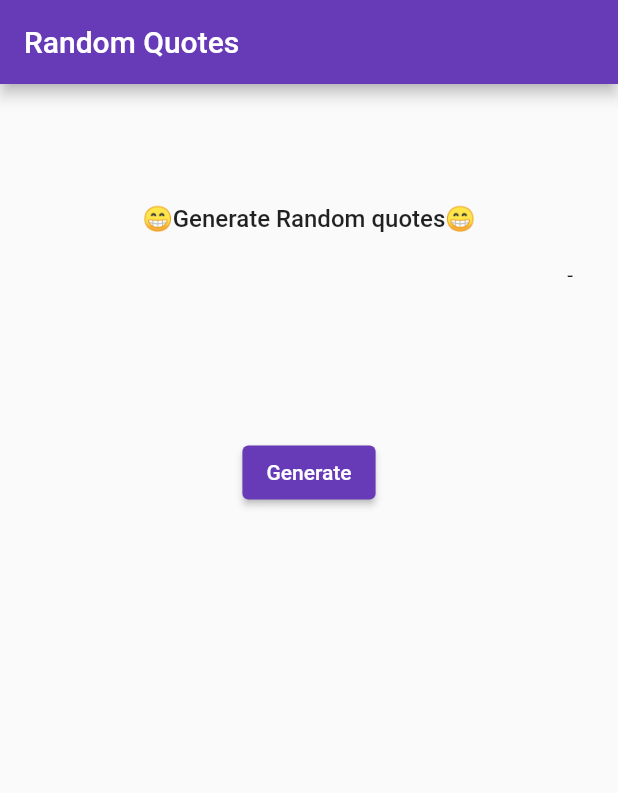
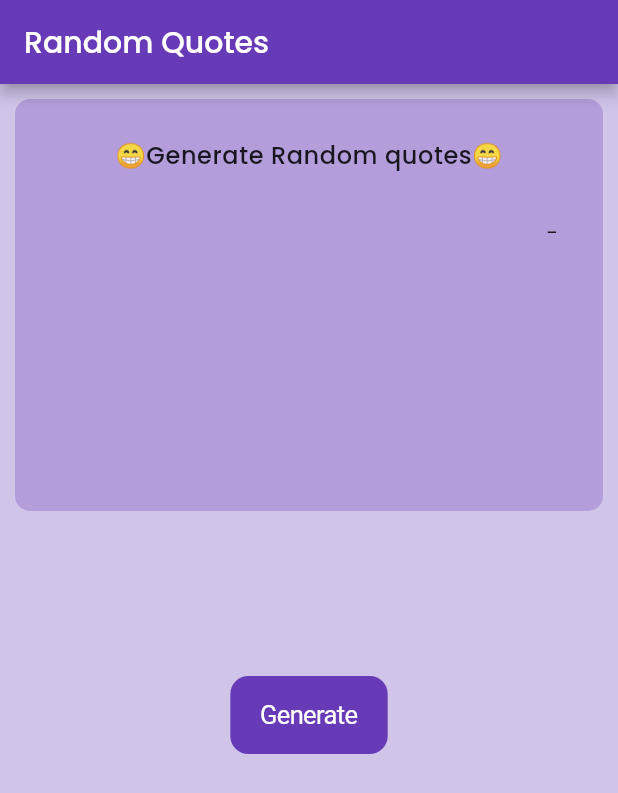
Before and after one commit to Nishan-Pradhan06/RandomQuotes-Generator, a Flutter app: the screen it shows after launch, on a phone screen of 412 x 824 dp. Shown: the top 793 px of the screen. Run offline on Flutter 3.47's test engine with Material 2 defaults, Android fonts, the phone set to English and light mode, and no system bars; our stand-ins replace google_fonts.

Commit message:
ui-updated

```diff
--- a/lib/screens/home_screen.dart
+++ b/lib/screens/home_screen.dart
@@ -1,6 +1,8 @@
+import 'package:flutter/cupertino.dart';
 import 'package:flutter/material.dart';
 import 'package:http/http.dart' as http;
 import 'dart:convert';
+import 'package:google_fonts/google_fonts.dart';
 // import 'package:learngin/screens/second_screen.dart';
 
 class HomeScreen extends StatefulWidget {
@@ -13,22 +15,46 @@ class HomeScreen extends StatefulWidget {
 class _HomeScreenState extends State<HomeScreen> {
   String quotes = "😁Generate Random quotes😁";
   String author = "";
+  // int length =int.parse("");
   @override
   Widget build(BuildContext context) {
     return SafeArea(
       child: Scaffold(
+        backgroundColor: Colors.deepPurple.shade100,
         appBar: AppBar(
-          title: const Text("Random Quotes"),
+          title: Text(
+            "Random Quotes",
+            style: GoogleFonts.poppins(textStyle: TextStyle(fontSize: 20)),
+          ),
         ),
         body: Column(
           children: [
             Padding(
-              padding: const EdgeInsets.only(top: 80, left: 20, right: 20),
+              padding: const EdgeInsets.all(10),
+              child: Container(
+                // height: 150,
+                height: MediaQuery.of(context).size.height / 3,
+                // decoration: BoxDecoration(border: Border.all(width: 8)),
+                decoration: BoxDecoration(
+                  color: Colors.deepPurple.shade200,
+                  borderRadius: BorderRadius.circular(10),
+                ),
+
+                child: Column(
+                  children: [
+                    Padding(
+                      padding: const EdgeInsets.only(
+                          top: 25, left: 10, right: 10, bottom: 10),
                       child: Text(
                         quotes,
                         textAlign: TextAlign.start,
-                style:
-                    const TextStyle(fontSize: 16, fontWeight: FontWeight.w500),
+                        style: GoogleFonts.poppins(
+                          textStyle: const TextStyle(
+                            fontSize: 16,
+                            fontWeight: FontWeight.w500,
+                            letterSpacing: .4,
+                          ),
+                        ),
                       ),
                     ),
                     Padding(
@@ -37,14 +63,23 @@ class _HomeScreenState extends State<HomeScreen> {
                         alignment: Alignment.bottomRight,
                         child: Text(
                           "-$author",
-                  style: const TextStyle(fontWeight: FontWeight.w400),
+                          style: GoogleFonts.poppins(
+                            textStyle: const TextStyle(
+                              fontWeight: FontWeight.w400,
+                            ),
+                          ),
+                        ),
+                      ),
+                    ),
+                  ],
                 ),
               ),
             ),
             Padding(
               padding: const EdgeInsets.only(top: 100),
               child: Center(
-                child: ElevatedButton(
+                child: CupertinoButton.filled(
+                  // disabledColor: CupertinoColors.quaternarySystemFill,
                   onPressed: () async {
                     var url = Uri.parse('https://api.quotable.io/random');
                     var response = await http.get(url);
--- a/pubspec.yaml
+++ b/pubspec.yaml
@@ -36,6 +36,7 @@ dependencies:
   # Use with the CupertinoIcons class for iOS style icons.
   cupertino_icons: ^1.0.2
   http: ^0.13.6
+  google_fonts: ^4.0.4
 
 dev_dependencies:
   flutter_test:
```
Also changed, not shown: pubspec.lock, 1 other file. Lines whose indentation alone changed are shown as unchanged.
